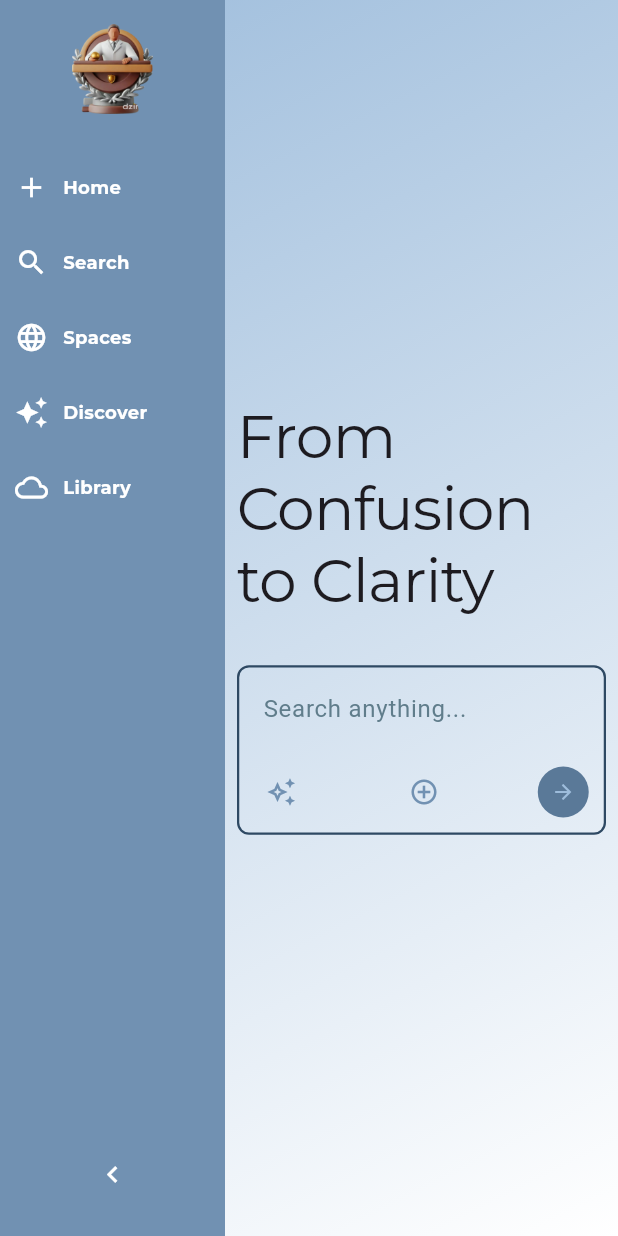
After one commit to malilalilaaa/Veridicta, a Flutter app: the screen it shows after launch, after a tap on the "keyboard arrow right" icon, on a phone screen of 412 x 824 dp. The commit adds this screen. Run offline on Flutter 3.47's test engine with Material 3 defaults, Android fonts, the phone set to English and light mode, and no system bars; our stand-ins replace flutter_login, lottie, shared_preferences.

Commit message:
feat: Implement AI Assistant Home Screen with Sidebar and Search Section
- Added Ai_Home widget as the main screen for the AI assistant.
- Integrated SideBar widget for navigation with collapsible functionality.
- Created SearchSection widget for user input and action buttons.
- Developed SearchBarButton for interactive search options.
- Introduced SideBarButton for sidebar navigation items.
- Enhanced UI with gradient background and responsive design elements.

```diff
--- a/lib/main.dart
+++ b/lib/main.dart
@@ -2,8 +2,8 @@ import 'package:flutter/material.dart';
 import 'package:open_court/providers/user_provider.dart';
 import 'package:open_court/services/login_signup/auth_services.dart';
 import 'package:open_court/splash/onboard.dart';
+import 'package:open_court/user/Ai_assistant/ai_home.dart';
 import 'package:provider/provider.dart';
-import 'package:open_court/user/Auth%20Screens/user_login.dart';
 
 void main() {
   runApp(
@@ -33,9 +33,12 @@ class _MyAppState extends State<MyApp> {
   Widget build(BuildContext context) {
     return MaterialApp(
       debugShowCheckedModeBanner: false,
-      theme: ThemeData(fontFamily: 'Montserrat'),
+      theme: ThemeData(
+        fontFamily: 'Montserrat',
+        textTheme: ThemeData.light().textTheme,
+      ),
       title: 'Veridicta',
-      home: Onboard(),
+      home: Ai_Home(),
 
       // Provider.of<UserProvider>(context).user.token.isEmpty
       //     ? const Login()
--- /dev/null
+++ b/lib/user/Ai_assistant/ai_home.dart
@@ -0,0 +1,107 @@
+import 'package:flutter/material.dart';
+import 'package:open_court/utils/Pallete.dart';
+import 'package:open_court/widgets/ai_assistance/search_section.dart';
+import 'package:open_court/widgets/ai_assistance/side_bar.dart';
+
+class Ai_Home extends StatelessWidget {
+  const Ai_Home({super.key});
+
+  @override
+  Widget build(BuildContext context) {
+    return Scaffold(
+      body: Container(
+        decoration: BoxDecoration(gradient: Pallete.bg),
+        child: Column(
+          children: [
+            Expanded(
+              child: Row(
+                children: [
+                  SideBar(),
+                  Expanded(
+                    child: Padding(
+                      padding: const EdgeInsets.all(8.0),
+                      child: Column(
+                        children: [
+                          Expanded(child: SearchSection()),
+
+                          // Container(
+                          //   padding: EdgeInsets.symmetric(vertical: 16),
+                          //   child: Wrap(
+                          //     alignment: WrapAlignment.center,
+                          //     children: [
+                          //       Padding(
+                          //         padding: EdgeInsets.symmetric(horizontal: 12),
+                          //         child: Text(
+                          //           "Pro",
+                          //           style: TextStyle(
+                          //             fontSize: 14,
+                          //             color: AppColors.footerGrey,
+                          //           ),
+                          //         ),
+                          //       ),
+                          //       Padding(
+                          //         padding: EdgeInsets.symmetric(horizontal: 12),
+                          //         child: Text(
+                          //           "Enterprise",
+                          //           style: TextStyle(
+                          //             fontSize: 14,
+                          //             color: AppColors.footerGrey,
+                          //           ),
+                          //         ),
+                          //       ),
+                          //       Padding(
+                          //         padding: EdgeInsets.symmetric(horizontal: 12),
+                          //         child: Text(
+                          //           "Store",
+                          //           style: TextStyle(
+                          //             fontSize: 14,
+                          //             color: AppColors.footerGrey,
+                          //           ),
+                          //         ),
+                          //       ),
+                          //       Padding(
+                          //         padding: EdgeInsets.symmetric(horizontal: 12),
+                          //         child: Text(
+                          //           "Blog",
+                          //           style: TextStyle(
+                          //             fontSize: 14,
+                          //             color: AppColors.footerGrey,
+                          //           ),
+                          //         ),
+                          //       ),
+                          //       Padding(
+                          //         padding: EdgeInsets.symmetric(horizontal: 12),
+                          //         child: Text(
+                          //           "Careers",
+                          //           style: TextStyle(
+                          //             fontSize: 14,
+                          //             color: AppColors.footerGrey,
+                          //           ),
+                          //         ),
+                          //       ),
+                          //       Padding(
+                          //         padding: EdgeInsets.symmetric(horizontal: 12),
+                          //         child: Text(
+                          //           "English (English)",
+                          //           style: TextStyle(
+                          //             fontSize: 14,
+                          //             color: AppColors.footerGrey,
+                          //           ),
+                          //         ),
+                          //       ),
+                          //     ],
+                          //   ),
+                          // ),
+                        ],
+                      ),
+                    ),
+                  ),
+                ],
+              ),
+            ),
+          ],
+        ),
+      ),
+    );
+  }
+}
--- a/lib/utils/Pallete.dart
+++ b/lib/utils/Pallete.dart
@@ -3,11 +3,19 @@ import 'package:flutter/material.dart';
 class Pallete {
   static const LinearGradient bg = LinearGradient(
     colors: [
-      Color(0xFF7191B2),
+      Color.fromARGB(255, 158, 189, 220),
       Color.fromARGB(255, 255, 255, 255),
     ], // Adjust colors as needed
     begin: Alignment.topLeft,
     end: Alignment.bottomRight,
   );
-  static const Color mainfont = Color(0xFF7191B2);
+  static const Color sideNav = Color(0xFF7191B2);
+  static const Color icon = Color(0xFF7191B2);
+  static const Color searchBar = Color.fromARGB(0, 53, 93, 134);
+  static const Color mainfont = Color(0xBCCCDC);
+  static const Color proButton = Color.fromARGB(255, 90, 121, 152);
+  static const Color cardColor = Color.fromARGB(255, 54, 93, 132);
+  static const Color footer = Color.fromARGB(255, 160, 195, 230);
+  static const Color submitButton = Color.fromARGB(255, 90, 121, 152);
+  static const searchBarBorder = Color.fromARGB(255, 46, 73, 99);
 }
--- /dev/null
+++ b/lib/widgets/ai_assistance/search_bar_button.dart
@@ -0,0 +1,44 @@
+import 'package:flutter/material.dart';
+import 'package:open_court/utils/Pallete.dart';
+
+class SearchBarButton extends StatefulWidget {
+  final IconData icon;
+  final String text;
+  const SearchBarButton({super.key, required this.icon, required this.text});
+
+  @override
+  State<SearchBarButton> createState() => _SearchBarButtonState();
+}
+
+class _SearchBarButtonState extends State<SearchBarButton> {
+  bool isHovered = false;
+  @override
+  Widget build(BuildContext context) {
+    return MouseRegion(
+      onEnter: (event) {
+        setState(() {
+          isHovered = true;
+        });
+      },
+      onExit: (event) {
+        setState(() {
+          isHovered = false;
+        });
+      },
+      child: Container(
+        padding: EdgeInsets.symmetric(horizontal: 8, vertical: 4),
+        decoration: BoxDecoration(
+          borderRadius: BorderRadius.circular(6),
+          color: isHovered ? Pallete.proButton : Colors.transparent,
+        ),
+        child: Row(
+          children: [
+            Icon(widget.icon, color: Pallete.icon, size: 20),
+            const SizedBox(width: 8),
+            Text(widget.text, style: TextStyle(color: Pallete.mainfont)),
+          ],
+        ),
+      ),
+    );
+  }
+}
--- /dev/null
+++ b/lib/widgets/ai_assistance/search_section.dart
@@ -0,0 +1,113 @@
+import 'package:flutter/material.dart';
+
+import 'package:open_court/utils/Pallete.dart';
+import 'package:open_court/widgets/ai_assistance/search_bar_button.dart';
+
+class SearchSection extends StatefulWidget {
+  const SearchSection({super.key});
+
+  @override
+  State<SearchSection> createState() => _SearchSectionState();
+}
+
+class _SearchSectionState extends State<SearchSection> {
+  final queryController = TextEditingController();
+
+  @override
+  void dispose() {
+    super.dispose();
+    queryController.dispose();
+  }
+
+  @override
+  Widget build(BuildContext context) {
+    return Column(
+      mainAxisAlignment: MainAxisAlignment.center,
+      children: [
+        Text(
+          'From Confusion to Clarity',
+          style: TextStyle(
+            fontSize: 40,
+            fontFamily: 'Montserrat',
+            fontWeight: FontWeight.w400,
+            height: 1.2,
+            letterSpacing: -0.5,
+          ),
+        ),
+        const SizedBox(height: 32),
+        Container(
+          width: 700,
+          decoration: BoxDecoration(
+            color: Pallete.searchBar,
+            borderRadius: BorderRadius.circular(8),
+            border: Border.all(color: Pallete.searchBarBorder, width: 1.5),
+          ),
+          child: Column(
+            children: [
+              Padding(
+                padding: const EdgeInsets.all(16.0),
+                child: TextField(
+                  controller: queryController,
+                  decoration: InputDecoration(
+                    hintText: 'Search anything...',
+                    hintStyle: TextStyle(color: Colors.blueGrey, fontSize: 16),
+                    border: InputBorder.none,
+                    isDense: true,
+                    contentPadding: EdgeInsets.zero,
+                  ),
+                ),
+              ),
+              Padding(
+                padding: const EdgeInsets.all(10.0),
+                child: Row(
+                  children: [
+                    SearchBarButton(
+                      icon: Icons.auto_awesome_outlined,
+                      text: 'Focus',
+                    ),
+                    const SizedBox(width: 12),
+                    SearchBarButton(
+                      icon: Icons.add_circle_outline_outlined,
+                      text: 'Attach',
+                    ),
+                    const Spacer(),
+                    GestureDetector(
+                      onTap: () {
+                        // ChatWebService().chat(queryController.text.trim());
+                        // Navigator.of(context).push(
+                        //   MaterialPageRoute(
+                        //     builder:
+                        //         (context) => ChatPage(
+                        //           question: queryController.text.trim(),
+                        //         ),
+                        //   ),
+                        // );
+                      },
+                      child: Container(
+                        padding: EdgeInsets.all(9),
+                        decoration: BoxDecoration(
+                          color: Pallete.submitButton,
+                          borderRadius: BorderRadius.circular(40),
+                        ),
+                        child: Icon(
+                          Icons.arrow_forward,
+                          color: Color.fromARGB(
+                            255,
+                            158,
+                            189,
+                            220,
+                          ), // Use a single Color value
+                          size: 16,
+                        ),
+                      ),
+                    ),
+                  ],
+                ),
+              ),
+            ],
+          ),
+        ),
+      ],
+    );
+  }
+}
--- /dev/null
+++ b/lib/widgets/ai_assistance/side_bar.dart
@@ -0,0 +1,87 @@
+import 'package:flutter/material.dart';
+import 'package:open_court/utils/Pallete.dart';
+import 'package:open_court/widgets/ai_assistance/side_bar_button.dart';
+
+class SideBar extends StatefulWidget {
+  const SideBar({super.key});
+
+  @override
+  State<SideBar> createState() => _SideBarState();
+}
+
+class _SideBarState extends State<SideBar> {
+  bool isCollapsed = true;
+
+  @override
+  Widget build(BuildContext context) {
+    return AnimatedContainer(
+      duration: const Duration(milliseconds: 100),
+      width: isCollapsed ? 64 : 150,
+      color: Pallete.sideNav,
+      child: Column(
+        children: [
+          const SizedBox(height: 16),
+          isCollapsed
+              ? Image.asset('assets/logo.png', width: 30, height: 30)
+              : Image.asset('assets/logo.png', width: 60, height: 60),
+          Expanded(
+            child: Column(
+              crossAxisAlignment:
+                  isCollapsed
+                      ? CrossAxisAlignment.center
+                      : CrossAxisAlignment.start,
+              children: [
+                const SizedBox(height: 24),
+                SideBarButton(
+                  isCollapsed: isCollapsed,
+                  icon: Icons.add,
+                  text: "Home",
+                ),
+                SideBarButton(
+                  isCollapsed: isCollapsed,
+                  icon: Icons.search,
+                  text: "Search",
+                ),
+                SideBarButton(
+                  isCollapsed: isCollapsed,
+                  icon: Icons.language,
+                  text: "Spaces",
+                ),
+                SideBarButton(
+                  isCollapsed: isCollapsed,
+                  icon: Icons.auto_awesome,
+                  text: "Discover",
+                ),
+                SideBarButton(
+                  isCollapsed: isCollapsed,
+                  icon: Icons.cloud_outlined,
+                  text: "Library",
+                ),
+                const Spacer(),
+              ],
+            ),
+          ),
+          GestureDetector(
+            onTap: () {
+              setState(() {
+                isCollapsed = !isCollapsed;
+              });
+            },
+            child: AnimatedContainer(
+              duration: const Duration(milliseconds: 100),
+              margin: EdgeInsets.symmetric(vertical: 14),
+              child: Icon(
+                isCollapsed
+                    ? Icons.keyboard_arrow_right
+                    : Icons.keyboard_arrow_left,
+                color: Colors.white,
+                size: 22,
+              ),
+            ),
+          ),
+          const SizedBox(height: 16),
+        ],
+      ),
+    );
+  }
+}
--- /dev/null
+++ b/lib/widgets/ai_assistance/side_bar_button.dart
@@ -0,0 +1,39 @@
+import 'package:flutter/material.dart';
+import 'package:open_court/utils/Pallete.dart';
+
+class SideBarButton extends StatelessWidget {
+  final bool isCollapsed;
+  final IconData icon;
+  final String text;
+  const SideBarButton({
+    super.key,
+    required this.isCollapsed,
+    required this.icon,
+    required this.text,
+  });
+
+  @override
+  Widget build(BuildContext context) {
+    return Row(
+      mainAxisAlignment:
+          isCollapsed ? MainAxisAlignment.center : MainAxisAlignment.start,
+      children: [
+        Container(
+          margin: EdgeInsets.symmetric(vertical: 14, horizontal: 10),
+          child: Icon(icon, color: Colors.white, size: 22),
+        ),
+        isCollapsed
+            ? const SizedBox()
+            : Text(
+              text,
+              style: TextStyle(
+                fontSize: 12,
+                fontWeight: FontWeight.bold,
+                fontFamily: 'Montserrat',
+                color: Colors.white,
+              ),
+            ),
+      ],
+    );
+  }
+}
--- a/pubspec.yaml
+++ b/pubspec.yaml
@@ -51,7 +51,7 @@ dev_dependencies:
 flutter_launcher_icons:
   android: "launcher_icon"
   ios: true
-  image_path: "assets/logo.jpg"
+  image_path: "assets/logo.png"
 
   # The "flutter_lints" package below contains a set of recommended lints to
   # encourage good coding practices. The lint set provided by the package is
@@ -73,7 +73,7 @@ flutter:
 
   # To add assets to your application, add an assets section, like this:
   assets:
-    - assets/logo.jpg
+    - assets/logo.png
     - assets/logo_name.png
     - assets/lottie/1.json
     - assets/lottie/2.json
```
Also changed, not shown: assets/logo.jpg (deleted), assets/logo.png (added).
